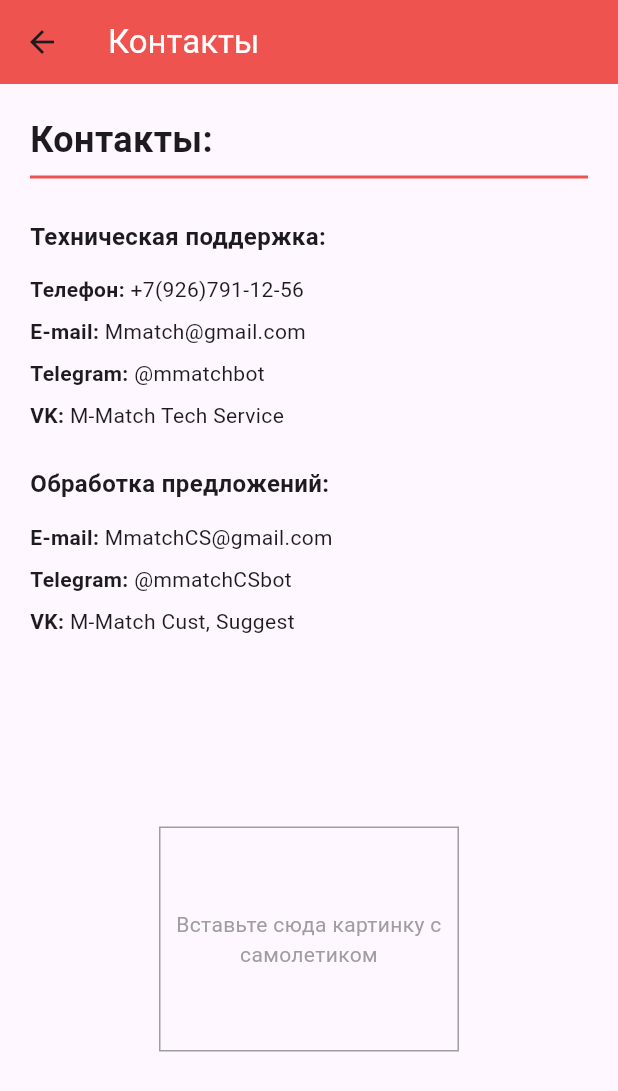
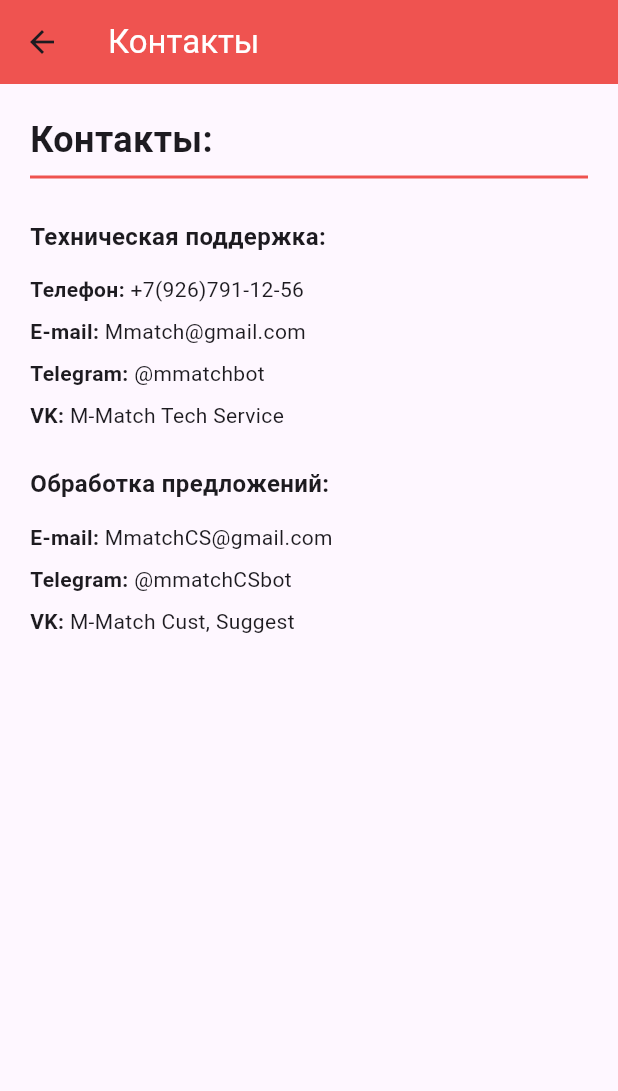
Before and after one commit to NeuroGirl/MarkerMatch, a Flutter app: the ContactsPage screen opened directly, on a phone screen of 412 x 824 dp. Shown: the top 1091 px of the screen. Run offline on Flutter 3.47's test engine with Material 3 defaults, Android fonts, the phone set to English and light mode, and no system bars; our stand-ins replace image_picker.

Commit message:
Build bug fixed

```diff
--- a/lib/main.dart
+++ b/lib/main.dart
@@ -370,24 +370,6 @@ class ContactsPage extends StatelessWidget {
             ContactItem(label: 'Telegram:', value: '@mmatchCSbot'),
             ContactItem(label: 'VK:', value: 'M-Match Cust, Suggest'),
             SizedBox(height: 20), // Space for the image
-            Expanded( // Use Expanded so the image stays on the bottom
-              child: Center(
-                child: Container( // Placeholder for the image
-                  width: 200, // Adjust as needed
-                  height: 150, // Adjust as needed
-                  decoration: BoxDecoration(
-                    border: Border.all(color: Colors.grey), // Placeholder border
-                  ),
-                  child: Center(
-                    child: Text(
-                      'Вставьте сюда картинку с самолетиком',
-                      textAlign: TextAlign.center,
-                      style: TextStyle(color: Colors.grey),
-                    ),
-                  ),
-                ),
-              ),
-            ),
           ],
         ),
       ),
```
Also changed, not shown: pubspec.lock, 3 other files.
